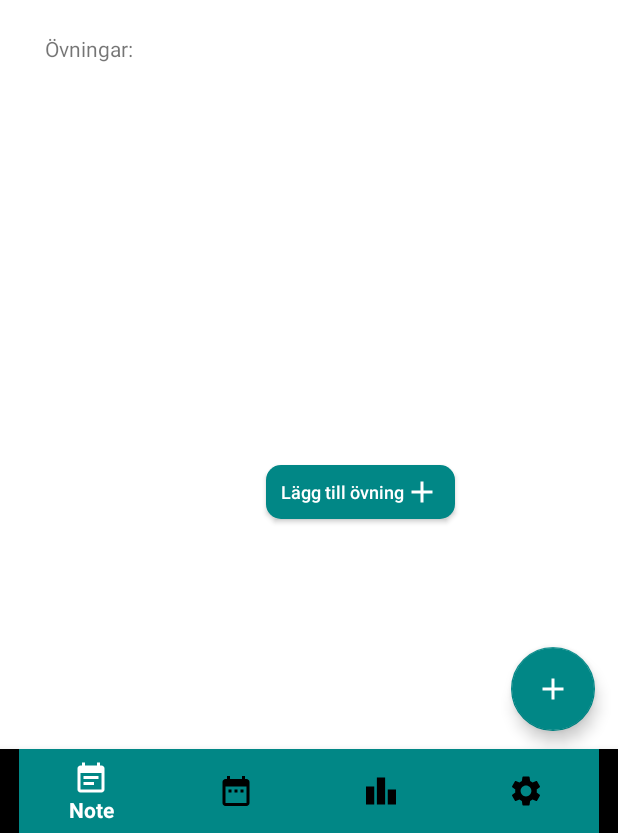
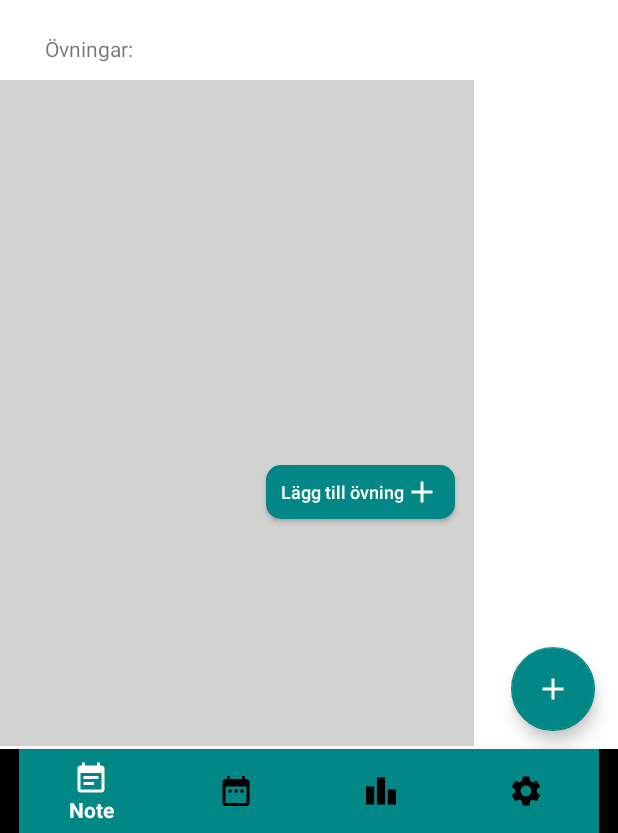
Before and after one commit to angelicaengstrom/ig028g-statti, an Android app: the screen it shows after launch once a user with an empty profile is signed in (Add), on a phone screen of 412 x 824 dp, the part 403-1236 px from its top. Run offline under Robolectric (Android 15) with nearby library versions, the phone set to English and light mode, and no system bars; our stand-ins replace Firebase (no records; nobody signed in at launch, a user with empty details on screens opened directly), navigation-ui; libraries missing offline, so code that uses them is left out: it.xabaras.android.

Commit message:
Update activity_add.xml

```diff
--- a/MyApplication3/app/src/main/res/layout/activity_add.xml
+++ b/MyApplication3/app/src/main/res/layout/activity_add.xml
@@ -209,7 +209,7 @@
         android:layout_marginLeft="-4dp"
         android:layout_marginTop="322dp"
         android:layout_marginBottom="58dp"
-        android:background="#FFFF"
+        android:background="#D2D2D2"
         app:layoutManager="androidx.recyclerview.widget.LinearLayoutManager" />
 
     <Button
```
